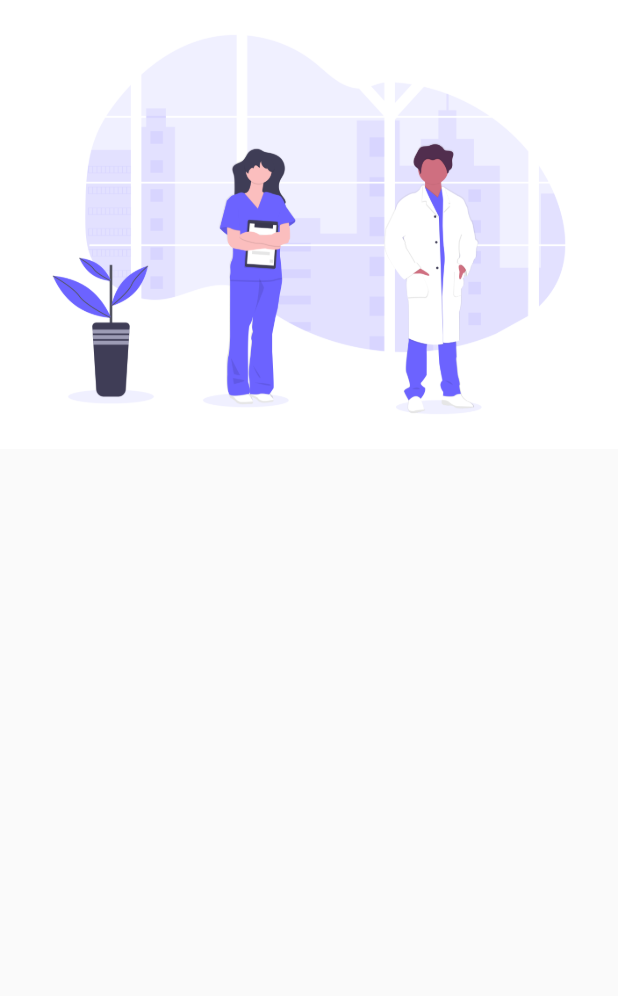
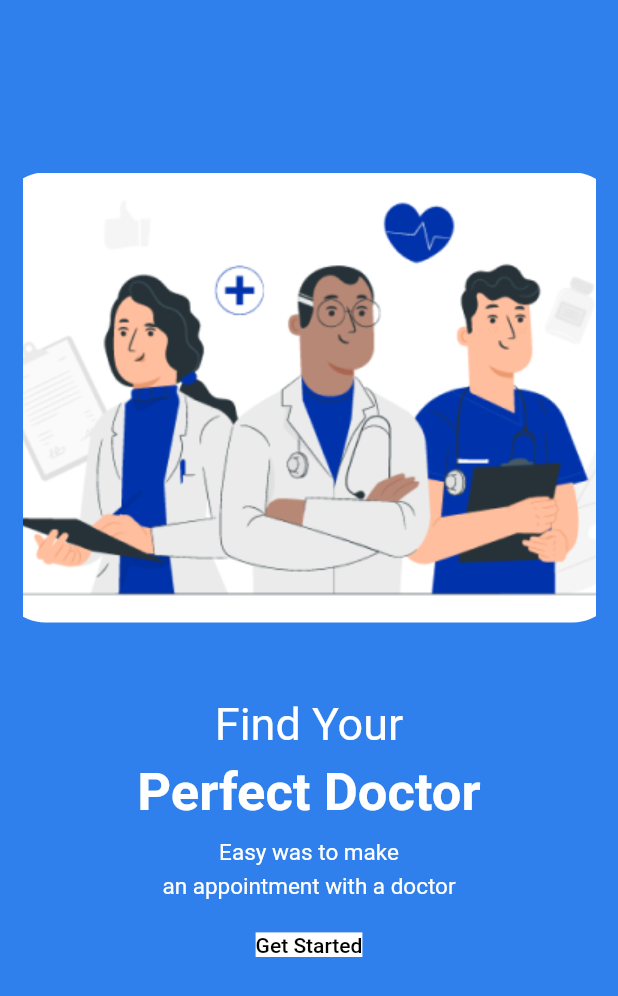
Before and after one commit to miracxdev/medical_app, a Flutter app: the screen it shows after launch, on a phone screen of 412 x 824 dp. Shown: the top 996 px of the screen. Run offline on Flutter 3.47's test engine with Material 2 defaults, Android fonts, the phone set to English and light mode, and no system bars.

Commit message:
Projeye devam edildi.

```diff
--- a/lib/main.dart
+++ b/lib/main.dart
@@ -1,5 +1,5 @@
 import 'package:flutter/material.dart';
-import 'package:medical_app/ui/app_constants/start_screen/controller/view/start_screen.dart';
+import 'package:medical_app/ui/start_screen/start_screen.dart';
 
 void main() {
   runApp(const MyApp());
@@ -11,6 +11,7 @@ class MyApp extends StatelessWidget {
   @override
   Widget build(BuildContext context) {
     return MaterialApp(
+      debugShowCheckedModeBanner: false,
       title: 'Flutter Demo',
       theme: ThemeData(
 
--- a/lib/ui/app_constants/start_screen/controller/view/start_screen.dart
+++ /dev/null
@@ -1,20 +0,0 @@
-import 'package:flutter/material.dart';
-import 'package:medical_app/ui/app_constants/padding_size.dart';
-
-class StartScreen extends StatefulWidget {
-  StartScreen({Key? key}) : super(key: key);
-
-  @override
-  State<StartScreen> createState() => _StartScreenState();
-}
-
-class _StartScreenState extends State<StartScreen> {
-  @override
-  Widget build(BuildContext context) {
-    return Scaffold(
-      body: Column(children: [
-        Image.asset("assets/images/doctor.png",alignment: Alignment.centerLeft,)
-      ],)
-    );
-  }
-}
--- /dev/null
+++ b/lib/ui/start_screen/start_screen.dart
@@ -0,0 +1,79 @@
+import 'package:flutter/material.dart';
+import 'package:medical_app/ui/app_constants/padding_size.dart';
+import 'package:medical_app/ui/home_screen/view/home_screen.dart';
+
+class StartScreen extends StatefulWidget {
+  StartScreen({Key? key}) : super(key: key);
+
+  @override
+  State<StartScreen> createState() => _StartScreenState();
+}
+
+class _StartScreenState extends State<StartScreen> {
+  @override
+  Widget build(BuildContext context) {
+    return Scaffold(
+      backgroundColor: const Color(0xff2f80ed),
+      body: Column(children: [
+        const SizedBox(
+          height: paddingXXXXXXXXXXXL,
+        ),
+        ClipRRect(
+          borderRadius: BorderRadius.circular(30), // Image border
+          child: SizedBox.fromSize(
+            size: const Size.fromHeight(300), // Image radius
+            child: Padding(
+              padding: const EdgeInsets.only(left: 15, right: 15),
+              child: Image.asset(
+                'assets/images/doctor.png',
+                fit: BoxFit.none,
+              ),
+            ),
+          ),
+        ),
+        const SizedBox(
+          height: 50,
+        ),
+        const Text(
+          "Find Your",
+          style: TextStyle(color: Colors.white, fontSize: 30),
+        ),
+        const SizedBox(
+          height: 8,
+        ),
+        const Text(
+          "Perfect Doctor",
+          style: TextStyle(
+              color: Colors.white, fontSize: 35, fontWeight: FontWeight.bold),
+        ),
+        const SizedBox(
+          height: 10,
+        ),
+        const Text(
+          "Easy was to make",
+          style: TextStyle(color: Colors.white, fontSize: 15),
+        ),
+        const SizedBox(
+          height: 5,
+        ),
+        const Text(
+          "an appointment with a doctor",
+          style: const TextStyle(color: Colors.white, fontSize: 15),
+        ),
+        const SizedBox(
+          height: paddingXXS,
+        ),
+        TextButton(
+            onPressed: () {
+              Navigator.push(context,
+                  MaterialPageRoute(builder: ((context) => HomeScreen())));
+            },
+            child: const Text(
+              "Get Started",
+              style:
+                  const TextStyle(backgroundColor: Colors.white, color: Colors.black),
+            ))
+      ]),
+    );
+  }
+}
```
Also changed, not shown: lib/ui/app_constants/padding_size.dart (+9 -0 lines), lib/ui/home_screen/controller/home_controller.dart (added, +37 -0 lines), lib/ui/home_screen/view/home_screen.dart (added, +46 -0 lines), assets/images/doctor.png.
